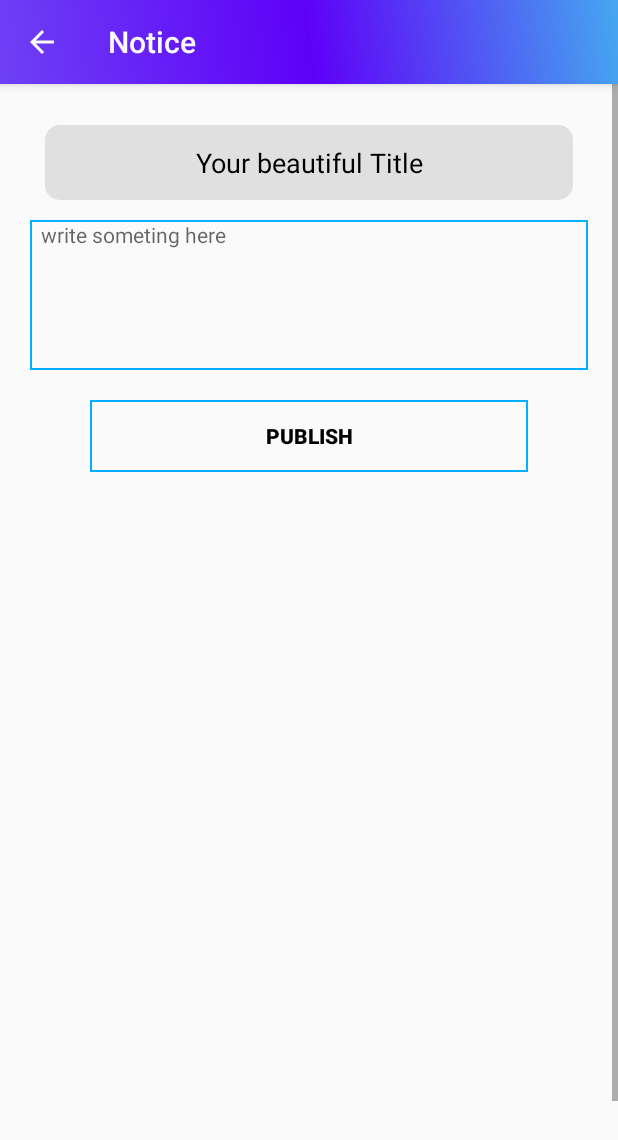
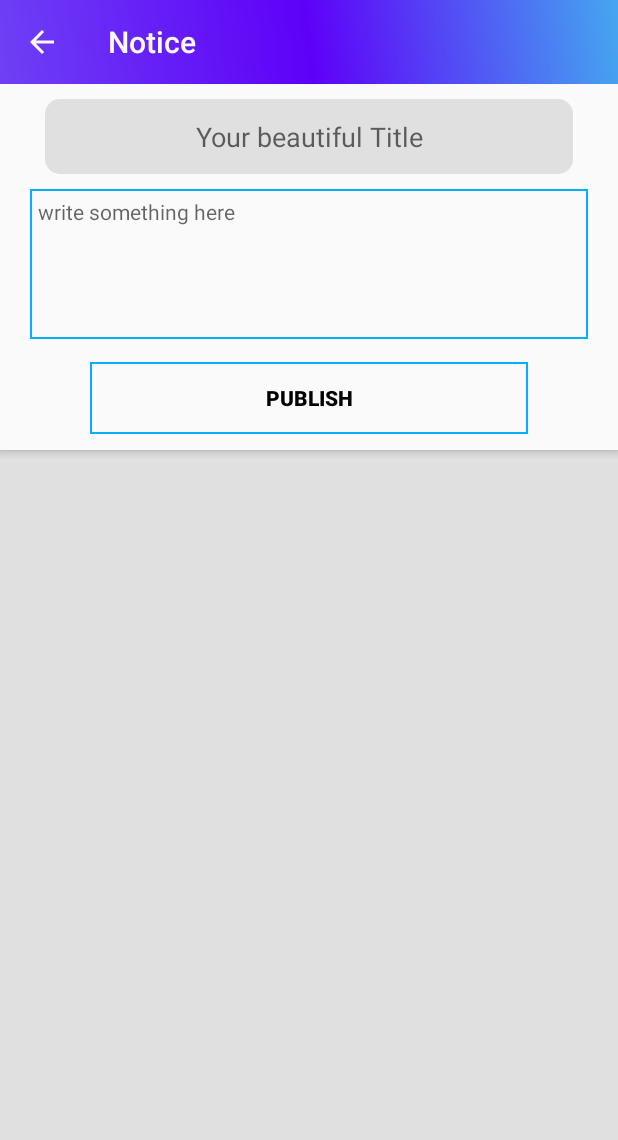
Before and after one commit to ATIK-FAYSAL/Meal-counter, an Android app: the NoticeBoard screen opened directly, with no data from a screen before it, on a phone screen of 412 x 824 dp. Shown: the top 1140 px of the screen. Run offline under Robolectric (Android 15) with nearby library versions, the phone set to English and light mode, and no system bars; libraries missing offline, so code that uses them is left out: com.gdacciaro.iOSDialog; 2 statements that could not run were skipped.

Commit message:
change design,add an icon ,and remove button.also remove swipe refresh layout,and add a collapsing layout

```diff
--- a/app/src/main/res/layout/notice.xml
+++ b/app/src/main/res/layout/notice.xml
@@ -1,34 +1,59 @@
 <?xml version="1.0" encoding="utf-8"?>
-<RelativeLayout xmlns:android="http://schemas.android.com/apk/res/android"
+<android.support.design.widget.CoordinatorLayout
+    xmlns:android="http://schemas.android.com/apk/res/android"
     android:layout_width="match_parent"
     android:layout_height="match_parent"
+    xmlns:app="http://schemas.android.com/apk/res-auto"
     android:focusableInTouchMode="true">
+
+    <android.support.design.widget.AppBarLayout
+        android:id="@+id/appbar"
+        android:layout_width="match_parent"
+        android:layout_height="300dp"
+        android:background="@color/white"
+        android:fitsSystemWindows="true">
+
+
+        <android.support.v7.widget.Toolbar
+            android:id="@+id/toolbar"
+            android:layout_width="match_parent"
+            android:layout_height="wrap_content"
+            android:background="@drawable/background1"
+            app:layout_collapseMode="pin"
+            app:layout_scrollFlags="scroll|enterAlways">
+
+        </android.support.v7.widget.Toolbar>
+
+        <android.support.design.widget.CollapsingToolbarLayout
+            android:id="@+id/collapsing_toolbar"
+            android:layout_width="match_parent"
+            android:layout_height="match_parent"
+            android:fitsSystemWindows="true"
+            app:contentScrim="@color/colorPrimaryDark"
+            app:expandedTitleMarginBottom="32dp"
+            app:expandedTitleMarginEnd="64dp"
+            app:expandedTitleMarginStart="48dp"
+            app:layout_scrollFlags="scroll">
 
             <RelativeLayout
                 android:layout_width="match_parent"
-        android:layout_height="match_parent"
-        android:focusableInTouchMode="true">
-        <include
-            android:id="@+id/toolbar"
-            layout="@layout/toolbar"/>
+                android:layout_height="wrap_content">
 
-        <android.support.v4.widget.SwipeRefreshLayout
+
+                <EditText
+                    android:id="@+id/txtTitle"
                     android:layout_width="match_parent"
-            android:layout_height="match_parent"
-            android:id="@+id/refreshLayout"
-            android:layout_below="@+id/toolbar">
-
-            <ScrollView
-                android:layout_width="match_parent"
-                android:layout_height="match_parent"
-                android:id="@+id/scrollView">
-
-                <RelativeLayout
-                    android:id="@+id/lay1"
-                    android:layout_width="match_parent"
-                    android:layout_height="870dp"
-                    android:layout_alignParentStart="true"
-                    android:layout_alignParentTop="true">
+                    android:layout_height="50dp"
+                    android:layout_marginLeft="30dp"
+                    android:layout_marginRight="30dp"
+                    android:background="@drawable/text_style3"
+                    android:layout_marginTop="10dp"
+                    android:ems="10"
+                    android:gravity="center"
+                    android:hint="Your beautiful Title"
+                    android:inputType="textPersonName"
+                    android:padding="5dp"
+                    android:textColor="@color/colorAccent" />
 
                     <EditText
                         android:id="@+id/txtNotice"
@@ -38,18 +63,17 @@
                         android:layout_centerHorizontal="true"
                         android:layout_marginLeft="20dp"
                         android:layout_marginRight="20dp"
-                        android:layout_marginTop="13dp"
+                        android:layout_marginTop="10dp"
                         android:background="@drawable/button2"
                         android:gravity="start"
+                        android:hint="write something here"
                         android:inputType="textMultiLine"
                         android:lines="15"
+                        android:padding="5dp"
+                        android:paddingLeft="7dp"
+                        android:paddingRight="7dp"
                         android:scrollbars="vertical"
-                        android:textColor="@color/black"
-                        android:textSize="14dp"
-                        android:hint="write someting here"
-                        android:paddingLeft="7dp"
-                        android:paddingRight="7dp"/>
-
+                        android:textSize="14dp" />
 
                 <Button
                     android:id="@+id/bPublish"
@@ -58,47 +82,39 @@
                     android:layout_height="wrap_content"
                     android:layout_alignParentStart="true"
                     android:layout_below="@+id/txtNotice"
-                        android:layout_marginBottom="5dp"
+                    android:layout_marginBottom="10dp"
                     android:layout_marginLeft="60dp"
                     android:layout_marginRight="60dp"
-                        android:layout_marginTop="20dp"
+                    android:layout_marginTop="15dp"
                     android:background="@drawable/button2"
                     android:text="Publish"
                     android:textColor="@color/black"
                     android:textStyle="bold" />
+            </RelativeLayout>
 
-                    <EditText
-                        android:id="@+id/txtTitle"
+        </android.support.design.widget.CollapsingToolbarLayout>
+
+    </android.support.design.widget.AppBarLayout>
+
+
+    <android.support.v4.widget.NestedScrollView
         android:layout_width="match_parent"
-                        android:layout_height="50dp"
-                        android:layout_alignParentStart="true"
-                        android:layout_alignParentTop="true"
-                        android:layout_marginLeft="30dp"
-                        android:layout_marginRight="30dp"
-                        android:layout_marginTop="27dp"
-                        android:background="@drawable/text_style3"
-                        android:ems="10"
-                        android:gravity="center"
-                        android:hint="Your beautiful Title"
-                        android:inputType="textPersonName"
-                        android:textColor="@color/colorAccent"
-                        android:textColorHint="@color/black"/>
+        android:layout_height="match_parent"
+        android:fillViewport="true"
+        app:layout_behavior="@string/appbar_scrolling_view_behavior"
+        android:background="@color/color8">
 
         <ListView
             android:id="@+id/list"
             android:layout_width="match_parent"
-                        android:layout_height="580dp"
+            android:layout_height="match_parent"
             android:layout_centerHorizontal="true"
             android:layout_centerVertical="true"
-                        android:layout_below="@+id/bPublish"
-                        android:layout_marginTop="10dp"/>
+            android:layout_marginTop="5dp"
+            android:padding="8dp"
+            android:dividerHeight="4dp"
+            android:divider="@color/color8"/>
 
-                </RelativeLayout>
+    </android.support.v4.widget.NestedScrollView>
 
-            </ScrollView>
-
-        </android.support.v4.widget.SwipeRefreshLayout>
-
-    </RelativeLayout>
-
-</RelativeLayout>
+</android.support.design.widget.CoordinatorLayout>
```
Lines whose indentation alone changed are shown as unchanged.
